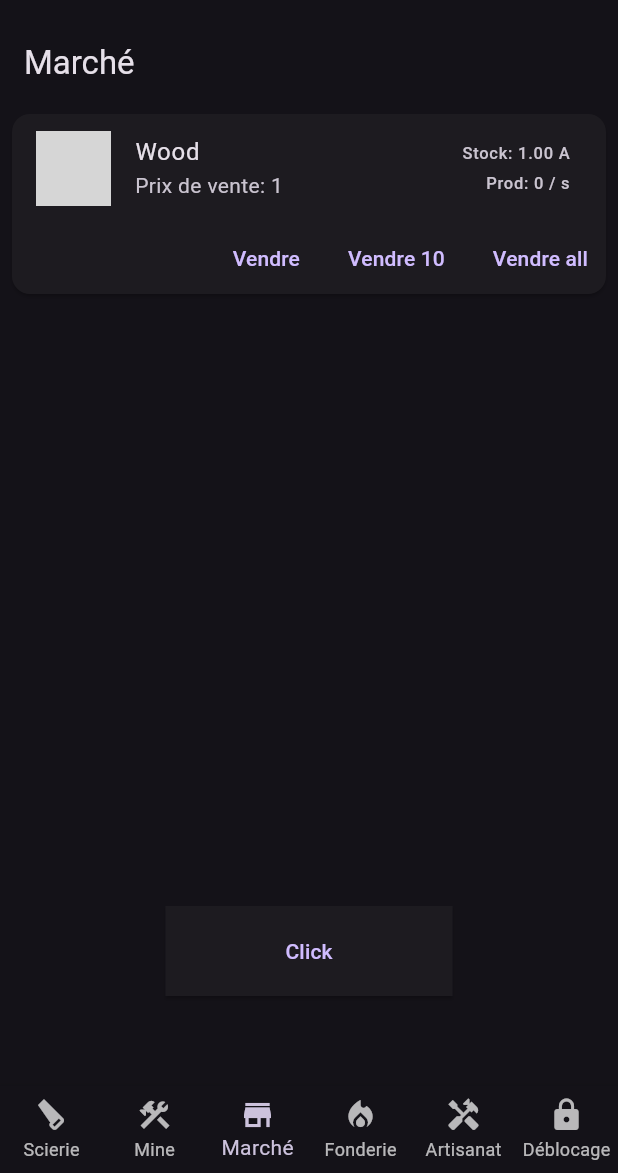
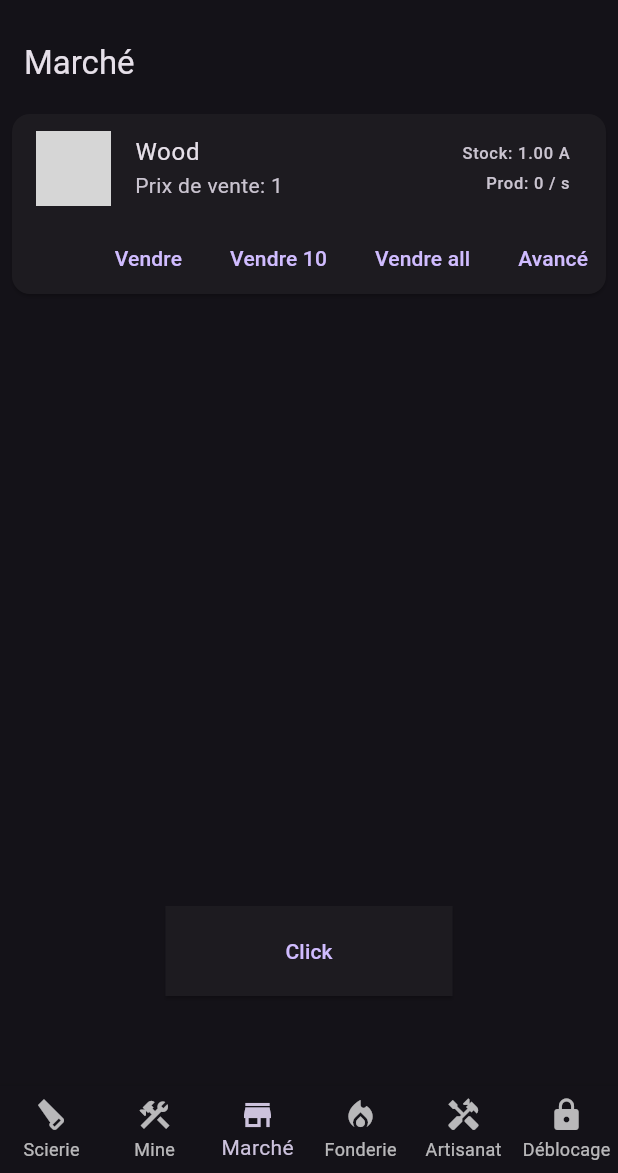
Before and after one commit to code-ex0/idle_app, a Flutter app: the screen it shows after launch, item 3 of the bottom bar chosen, on a phone screen of 412 x 824 dp, the part 63-1236 px from its top. Run offline on Flutter 3.47's test engine with Material 3 defaults, Android fonts, the phone set to English and light mode, and no system bars; grey boxes are pictures that could not be loaded.

Commit message:
feat: Add MarketManager for dynamic price updates and implement MarketAdvancedPage for enhanced market features

```diff
--- a/lib/component/market/item.component.dart
+++ b/lib/component/market/item.component.dart
@@ -2,13 +2,17 @@ import 'package:flutter/material.dart';
 import 'package:provider/provider.dart';
 import 'package:test_1/services/game_state.service.dart';
 import 'package:test_1/interfaces/resource.interface.dart';
+import 'package:test_1/pages/market_advanced.page.dart';
 
 class MarketItem extends StatelessWidget {
   const MarketItem({super.key, required this.resource});
 
   final Resource resource;
 
-  String get priceText => 'Prix de vente: ${resource.value}';
+  String get priceText {
+    final sellPrice = resource.value;
+    return 'Prix de vente: $sellPrice';
+  }
 
   @override
   Widget build(BuildContext context) {
@@ -21,7 +25,7 @@ class MarketItem extends StatelessWidget {
     return Card(
       margin: const EdgeInsets.symmetric(vertical: 6, horizontal: 8),
       child: Column(
-        children: [
+        children: <Widget>[
           ListTile(
             leading: SizedBox(
               width: 50,
@@ -39,17 +43,18 @@ class MarketItem extends StatelessWidget {
             trailing: Column(
               mainAxisSize: MainAxisSize.min,
               crossAxisAlignment: CrossAxisAlignment.end,
-              children: [
+              children: <Widget>[
                 Text('Stock: $stockText'),
                 const SizedBox(height: 4),
-                Text('Prod: $productionRate / s'),
+                Text('Prod: ${productionRate.toString()} / s'),
               ],
             ),
           ),
           OverflowBar(
             alignment: MainAxisAlignment.end,
             spacing: 8,
-            children: [
+            children: <Widget>[
+              // Boutons de vente automatique
               TextButton(
                 onPressed:
                     () => context.read<GameState>().sellResource(
@@ -74,6 +79,18 @@ class MarketItem extends StatelessWidget {
                     ),
                 child: const Text('Vendre all'),
               ),
+              // Bouton pour ouvrir le marché avancé
+              TextButton(
+                onPressed: () {
+                  Navigator.push(
+                    context,
+                    MaterialPageRoute(
+                      builder: (context) => const MarketAdvancedPage(),
+                    ),
+                  );
+                },
+                child: const Text('Avancé'),
+              ),
             ],
           ),
         ],
--- /dev/null
+++ b/lib/managers/market.manager.dart
@@ -0,0 +1,50 @@
+// lib/managers/market_manager.dart
+import 'dart:math';
+
+class MarketManager {
+  // Map de prix par ressource (exemple : "wood" => 1.0)
+  final Map<String, double> prices = {};
+
+  // Paramètre de volatilité (exemple : 0.05 = ±5%)
+  final double volatility;
+
+  MarketManager({required List<String> resourceIds, this.volatility = 0.05}) {
+    // Initialisation : tous les prix commencent à 1.0 (ou selon une logique)
+    for (var id in resourceIds) {
+      prices[id] = 1.0;
+    }
+  }
+
+  /// Met à jour les prix selon un algorithme simple d'offre/demande.
+  /// Vous pouvez passer ici des informations sur les volumes de vente, stocks, etc.
+  void updatePrices(Map<String, double> supplyDemand) {
+    // supplyDemand : resourceId -> un indice de pression de vente (positif = plus de vente, négatif = plus d'achat)
+    prices.forEach((resourceId, currentPrice) {
+      // Récupérer la pression de vente pour cette ressource (par défaut 0)
+      final pressure = supplyDemand[resourceId] ?? 0.0;
+      // Calcul simple : variation proportionnelle à la volatilité et à la pression.
+      final delta = currentPrice * volatility * pressure;
+      // Mettre à jour le prix, en s'assurant qu'il ne devienne pas négatif.
+      prices[resourceId] = max(currentPrice + delta, 0.01);
+    });
+  }
+
+  /// Simule une transaction d'achat.
+  bool buy(String resourceId, int quantity, double offeredPrice) {
+    final currentPrice = prices[resourceId] ?? 1.0;
+    if (offeredPrice >= currentPrice) {
+      // La transaction est validée.
+      return true;
+    }
+    return false;
+  }
+
+  /// Simule une transaction de vente.
+  bool sell(String resourceId, int quantity, double askedPrice) {
+    final currentPrice = prices[resourceId] ?? 1.0;
+    if (askedPrice <= currentPrice) {
+      return true;
+    }
+    return false;
+  }
+}
--- a/lib/services/game_state.service.dart
+++ b/lib/services/game_state.service.dart
@@ -6,11 +6,13 @@ import 'package:flutter/services.dart';
 import 'package:test_1/interfaces/building.interface.dart';
 import 'package:test_1/interfaces/resource.interface.dart';
 import 'package:test_1/managers/building.manager.dart';
+import 'package:test_1/managers/market.manager.dart';
 import 'package:test_1/managers/resource.manager.dart';
 
 class GameState extends ChangeNotifier {
   final ResourceManager resourceManager;
   final BuildingManager buildingManager;
+  final MarketManager marketManager;
 
   Timer? _timer;
 
@@ -21,7 +23,11 @@ class GameState extends ChangeNotifier {
     required Map<String, Resource> resources,
     required Map<String, Building> buildingConfigs,
   }) : resourceManager = ResourceManager(resources: resources),
-       buildingManager = BuildingManager(buildingConfigs: buildingConfigs) {
+       buildingManager = BuildingManager(buildingConfigs: buildingConfigs),
+       marketManager = MarketManager(
+         resourceIds: resources.keys.toList(),
+         volatility: 0.05,
+       ) {
     _timer = Timer.periodic(const Duration(seconds: 1), (timer) {
       tick();
     });
@@ -54,6 +60,8 @@ class GameState extends ChangeNotifier {
 
   void tick() {
     buildingManager.tick(resourceManager);
+    marketManager.updatePrices({});
+
     notifyListeners();
   }
 
```
Also changed, not shown: lib/pages/market_advanced.page.dart (added, +18 -0 lines).
